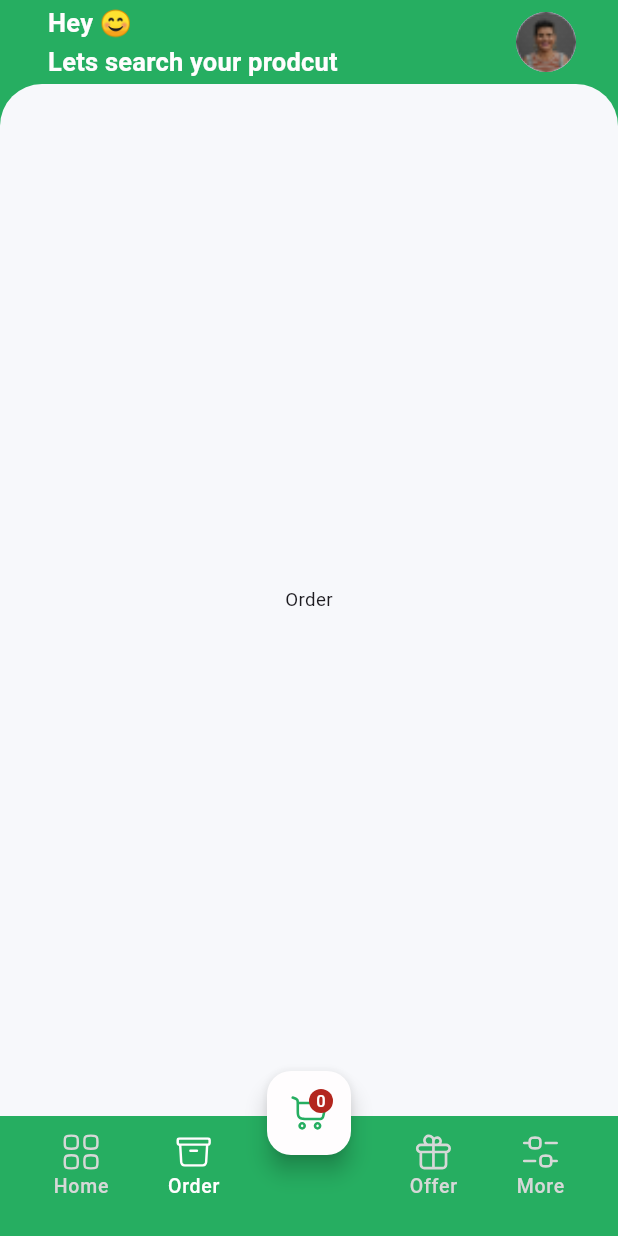
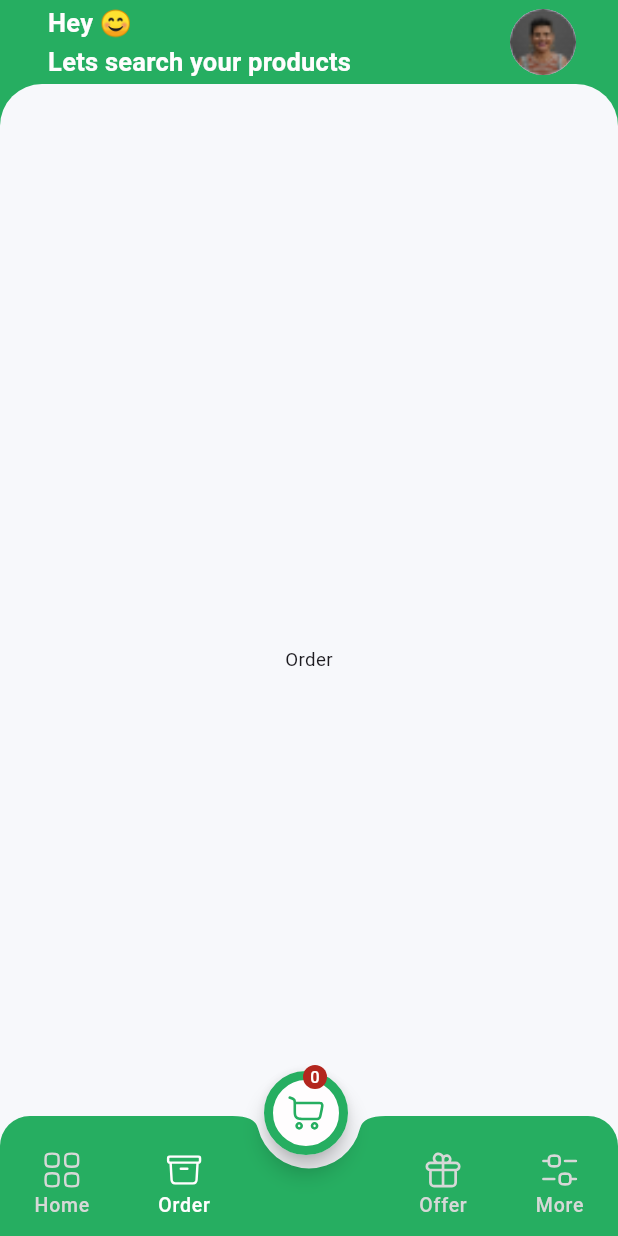
Before and after one commit to Nitin-Singh18/product_app, a Flutter app: the screen it shows after launch, item 2 of the bottom bar chosen, on a phone screen of 412 x 824 dp. Run offline on Flutter 3.47's test engine with Material 3 defaults, Android fonts, the phone set to English and light mode, and no system bars; our stand-ins replace flutter_riverpod, flutter_svg, freezed_annotation; generated files the repository leaves out were written again; network calls fail.

```diff
--- a/lib/common/constants.dart
+++ b/lib/common/constants.dart
@@ -21,3 +21,9 @@ class AssetPath {
   // images
   static const String profileImage = 'assets/images/profile_image.png';
 }
+
+List<String> banners = [
+  "https://d1csarkz8obe9u.cloudfront.net/posterpreviews/halloween-limited-sale-offer-design-template-7b6bde1c1d58b43cc3fedfb7256a8db2.jpg?ts=1666169548"
+  "https://d1csarkz8obe9u.cloudfront.net/posterpreviews/new-collection-fashion-sale-facebook-shared-p-design-template-13f9340620c0320596e6f8e419e0dbdf.jpg?ts=1643568496",
+  "https://d1csarkz8obe9u.cloudfront.net/posterpreviews/minimal-yellow-and-white-gift-coupon-50%25-off-design-template-b650d0c43b141cf1ae8225abf38be03e.webp?ts=1706974979",
+];
--- a/lib/common/widgets/k_text_field.dart
+++ b/lib/common/widgets/k_text_field.dart
@@ -6,7 +6,7 @@ import '../extensions/context_extension.dart';
 import '../utils.dart';
 
 class KTextField extends StatelessWidget {
-  final TextEditingController controller;
+  final TextEditingController? controller;
   final String label;
   final String? prefixIcon;
   final bool isEnabled;
@@ -17,7 +17,7 @@ class KTextField extends StatelessWidget {
     super.key,
     required this.label,
     this.prefixIcon,
-    required this.controller,
+     this.controller,
     this.isEnabled = true,
     this.onChanged, this.focusNode,
   });
--- a/lib/features/main/view/main_view.dart
+++ b/lib/features/main/view/main_view.dart
@@ -35,11 +35,12 @@ class _MainViewState extends State<MainView> {
   @override
   Widget build(BuildContext context) {
     return Scaffold(
+      extendBody: true,
       appBar: AppBar(
         title: Padding(
           padding: const EdgeInsets.only(left: 16),
           child: Text(
-            "Hey 😊\nLets search your prodcut",
+            "Hey 😊\nLets search your products",
             style:
                 context.textTheme.titleMedium?.copyWith(color: AppColor.white),
           ),
@@ -54,7 +55,7 @@ class _MainViewState extends State<MainView> {
               backgroundImage: AssetImage(
                 AssetPath.profileImage,
               ),
-              radius: 20,
+              radius: 22,
             ),
           ),
           hGap(horizontalPaddingLarge),
@@ -64,39 +65,47 @@ class _MainViewState extends State<MainView> {
         index: _selectedIndex,
         children: _screens,
       ),
-      bottomNavigationBar: Stack(
-        clipBehavior: Clip.none,
-        alignment: Alignment.center,
-        children: [
-          BottomAppBar(
+      floatingActionButton: SizedBox(
+          height: 60,
+          width: 60,
+          child: Consumer(builder: (context, ref, child) {
+            return Badge.count(
+                count: ref.watch(cartViewModelProvider).itemCount,
+                alignment: Alignment.topCenter,
+                child: FloatingActionButton(
+                  onPressed: () => _onItemTapped(4),
+                  backgroundColor: AppColor.white,
+                  shape: RoundedRectangleBorder(
+                    side: const BorderSide(width: 6, color: AppColor.green),
+                    borderRadius: BorderRadius.circular(100),
+                  ),
+                  child: svgPicture(
+                      imagePath: AssetPath.cartIcon, color: AppColor.green),
+                ));
+          })),
+      floatingActionButtonLocation: FloatingActionButtonLocation.centerDocked,
+      bottomNavigationBar: Container(
+        clipBehavior: Clip.antiAlias,
+        decoration: const BoxDecoration(
+            borderRadius: BorderRadius.only(
+                topLeft: Radius.circular(borderRadiusMedium),
+                topRight: Radius.circular(borderRadiusMedium))),
+        child: BottomAppBar(
+          clipBehavior: Clip.hardEdge,
+          padding: const EdgeInsets.only(top: 24),
           shape: const CircularNotchedRectangle(),
-            notchMargin: 8.0,
+          notchMargin: 5.0,
           child: Row(
             mainAxisAlignment: MainAxisAlignment.spaceAround,
             children: [
               _buildNavBarItem(AssetPath.homeIcon, "Home", 0),
               _buildNavBarItem(AssetPath.orderIcon, "Order", 1),
-                const SizedBox(width: 48), // Space for FAB
+              const SizedBox(width: 48),
               _buildNavBarItem(AssetPath.giftIcon, "Offer", 2),
               _buildNavBarItem(AssetPath.menuIcon, "More", 3),
             ],
           ),
         ),
-          Positioned(
-            top: -30,
-            child: FloatingActionButton(
-              onPressed: () => _onItemTapped(4),
-              backgroundColor: AppColor.white,
-              child: Consumer(builder: (context, ref, child) {
-                return Badge.count(
-                  count: ref.watch(cartViewModelProvider).itemCount,
-                  child: svgPicture(
-                      imagePath: AssetPath.cartIcon, color: AppColor.green),
-                );
-              }),
-            ),
-          ),
-        ],
       ),
     );
   }
@@ -111,7 +120,7 @@ class _MainViewState extends State<MainView> {
             imagePath: icon,
             color: itemColor,
           ),
-          vGap(2),
+          vGap(3),
           Text(
             name,
             style: context.textTheme.labelMedium?.copyWith(color: itemColor),
--- a/lib/features/product/view/product_view.dart
+++ b/lib/features/product/view/product_view.dart
@@ -37,7 +37,10 @@ class ProductView extends StatelessWidget {
               itemCount: products.length,
               itemBuilder: (context, index) {
                 final product = products[index];
-                return ProductWidget(product: product);
+                return ProductWidget(
+                  product: product,
+                  isHeroAnimation: true,
+                );
               },
             ),
           ),
```
Also changed, not shown: lib/common/utils.dart (+7 -3 lines), lib/common/widgets/category_item_widget.dart (+7 -6 lines), lib/common/widgets/product_widget.dart (+6 -3 lines), lib/features/home/view/home_view.dart (+4 -26 lines), lib/features/search/view/search_view.dart (+10 -4 lines). Lines whose indentation alone changed are shown as unchanged.
